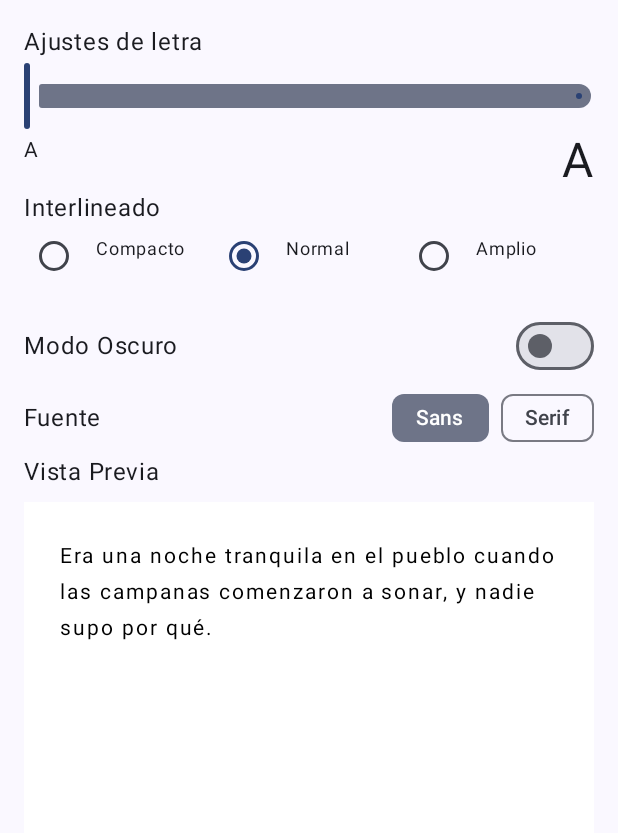
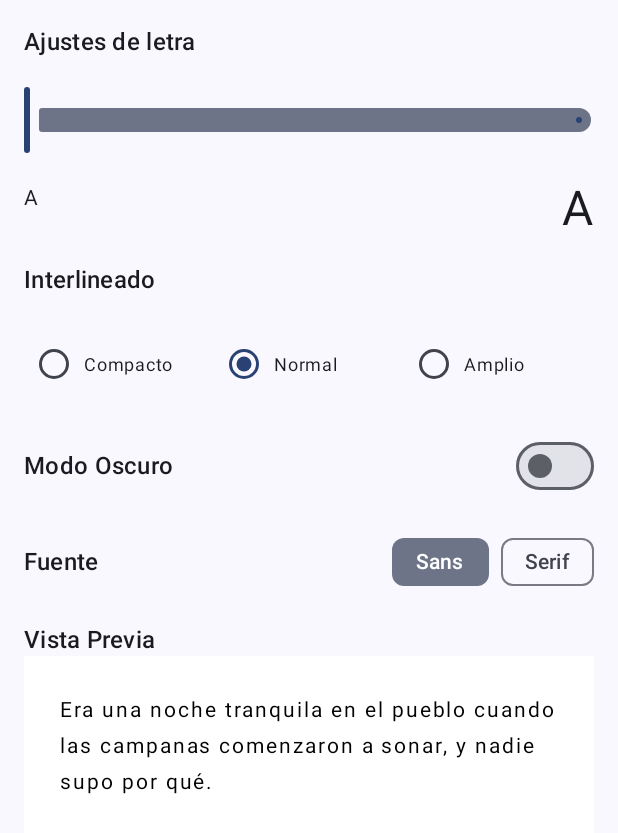
Before and after one commit to dev-marieclaire/Estado, an Android app built with Jetpack Compose: the screen it shows after launch (MainActivity), on a phone screen of 412 x 824 dp. Shown: the top 833 px of the screen. Run offline under Robolectric (Android 15) with nearby library versions, the phone set to English and light mode, and no system bars.

Commit message:
Finalizando práctica

```diff
--- a/app/src/main/java/com/example/estado_claire/model/TextSettingsModel.kt
+++ b/app/src/main/java/com/example/estado_claire/model/TextSettingsModel.kt
@@ -1,16 +1,12 @@
 package com.example.estado_claire.model
 
-import androidx.compose.ui.text.font.Font
-
-enum class Spacing(val label: String, val multiplier: Float)
-{
+enum class Spacing(val label: String, val multiplier: Float) {
     Compact("Compacto", 1.0f),
     Normal("Normal", 1.3f),
     Huge("Amplio", 1.6f)
 }
 
-enum class FontType(val type: Boolean)
-{
+enum class FontType(val isSerif: Boolean) {
     SANS(false),
     SERIF(true)
 }
@@ -20,14 +16,15 @@ data class TextSettingsModel(
     val fontType: FontType = FontType.SANS,
     val spacing: Spacing = Spacing.Normal,
     val obscureMode: Boolean = false
-)
-{
-    val MIN_FONT_SIZE: Float = 14f
-    val MAX_FONT_SIZE: Float = 32f
+) {
+    companion object
+    {
+        const val MIN_FONT_SIZE = 14f
+        const val MAX_FONT_SIZE = 32f
+    }
 
     fun changeFontSize(size: Float): TextSettingsModel =
-        if (size in MIN_FONT_SIZE .. MAX_FONT_SIZE) copy(fontSize = size)
-        else this
+        copy(fontSize = size.coerceIn(MIN_FONT_SIZE, MAX_FONT_SIZE))
 
     fun changeFontType(type: FontType): TextSettingsModel = copy(fontType = type)
 
--- a/app/src/main/java/com/example/estado_claire/view/screens/TextSettingsView.kt
+++ b/app/src/main/java/com/example/estado_claire/view/screens/TextSettingsView.kt
@@ -1,23 +1,9 @@
 package com.example.estado_claire.view.screens
 
 import androidx.compose.foundation.background
-import androidx.compose.foundation.layout.Arrangement
-import androidx.compose.foundation.layout.Box
-import androidx.compose.foundation.layout.Column
-import androidx.compose.foundation.layout.Row
-import androidx.compose.foundation.layout.aspectRatio
-import androidx.compose.foundation.layout.fillMaxSize
-import androidx.compose.foundation.layout.fillMaxWidth
-import androidx.compose.foundation.layout.height
-import androidx.compose.foundation.layout.padding
+import androidx.compose.foundation.layout.*
 import androidx.compose.foundation.selection.selectable
-import androidx.compose.material3.FilterChip
-import androidx.compose.material3.MaterialTheme
-import androidx.compose.material3.RadioButton
-import androidx.compose.material3.Slider
-import androidx.compose.material3.Surface
-import androidx.compose.material3.Switch
-import androidx.compose.material3.Text
+import androidx.compose.material3.*
 import androidx.compose.runtime.Composable
 import androidx.compose.runtime.getValue
 import androidx.compose.ui.Alignment
@@ -26,41 +12,43 @@ import androidx.compose.ui.graphics.Color
 import androidx.compose.ui.semantics.Role
 import androidx.compose.ui.text.font.FontFamily
 import androidx.compose.ui.tooling.preview.Preview
-import androidx.compose.ui.unit.TextUnit
-import androidx.compose.ui.unit.TextUnitType
 import androidx.compose.ui.unit.dp
 import androidx.compose.ui.unit.sp
 import androidx.lifecycle.compose.collectAsStateWithLifecycle
 import androidx.lifecycle.viewmodel.compose.viewModel
 import com.example.estado_claire.model.FontType
 import com.example.estado_claire.model.Spacing
+import com.example.estado_claire.model.TextSettingsModel
 import com.example.estado_claire.viewmodel.TextSettingsViewModel
-import kotlin.ranges.rangeTo
 
 @Composable
 fun TextSettingsView(
     modifier: Modifier = Modifier,
     viewModel: TextSettingsViewModel = viewModel()
-)
-{
+) {
     val settings by viewModel.settings.collectAsStateWithLifecycle()
 
-    Column(modifier.fillMaxWidth().padding(16.dp))
-    {
-        Text("Ajustes de letra")
+    Column(
+        modifier = modifier
+            .fillMaxSize()
+            .padding(16.dp),
+        verticalArrangement = Arrangement.spacedBy(16.dp) // Separación uniforme entre bloques
+    ) {
+        Text("Ajustes de letra", style = MaterialTheme.typography.titleMedium)
+
+        // 1. Usamos las constantes del companion object del modelo en lugar de valores "quemados"
         Slider(
-            settings.fontSize,
+            value = settings.fontSize,
             onValueChange = { viewModel.changeFontSize(it) },
-            valueRange = 14f..32f)
-        Row(Modifier.fillMaxWidth(), horizontalArrangement = Arrangement.SpaceBetween)
-        {
-            Text("A", fontSize = 14.sp)
-            Text("A", fontSize = 32.sp)
+            valueRange = TextSettingsModel.MIN_FONT_SIZE..TextSettingsModel.MAX_FONT_SIZE
+        )
+        Row(Modifier.fillMaxWidth(), horizontalArrangement = Arrangement.SpaceBetween) {
+            Text("A", fontSize = TextSettingsModel.MIN_FONT_SIZE.sp)
+            Text("A", fontSize = TextSettingsModel.MAX_FONT_SIZE.sp)
         }
 
-        Text("Interlineado")
-        Row(Modifier.fillMaxWidth())
-        {
+        Text("Interlineado", style = MaterialTheme.typography.titleMedium)
+        Row(Modifier.fillMaxWidth()) {
             Spacing.entries.forEach { option ->
                 Row(
                     Modifier
@@ -71,84 +59,87 @@ fun TextSettingsView(
                             onClick = { viewModel.changeSpacing(option) },
                             role = Role.RadioButton
                         )
-                        .padding(8.dp)
-                )
-                {
+                        .padding(8.dp),
+                    verticalAlignment = Alignment.CenterVertically // Centrado vertical del RadioButton
+                ) {
                     RadioButton(
                         selected = (settings.spacing == option),
-                        onClick = null
+                        onClick = null // Null porque el Row padre maneja el clic
                     )
                     Text(
                         text = option.label,
                         style = MaterialTheme.typography.bodyLarge,
-                        modifier = Modifier.padding(start = 16.dp),
+                        modifier = Modifier.padding(start = 8.dp),
                         fontSize = 12.sp
                     )
                 }
             }
         }
 
-        Row(Modifier.fillMaxWidth(), horizontalArrangement = Arrangement.SpaceBetween, verticalAlignment = Alignment.CenterVertically)
-        {
-            Text("Modo Oscuro")
-            Switch(settings.obscureMode, onCheckedChange = { viewModel.toggleObscureMode() })
+        Row(
+            Modifier.fillMaxWidth(),
+            horizontalArrangement = Arrangement.SpaceBetween,
+            verticalAlignment = Alignment.CenterVertically
+        ) {
+            Text("Modo Oscuro", style = MaterialTheme.typography.titleMedium)
+            Switch(
+                checked = settings.obscureMode,
+                onCheckedChange = { viewModel.toggleObscureMode() }
+            )
         }
 
-        Row(Modifier.fillMaxWidth(), horizontalArrangement = Arrangement.SpaceBetween, verticalAlignment = Alignment.CenterVertically)
-        {
-            Text("Fuente")
-            Row(horizontalArrangement = Arrangement.spacedBy(8.dp))
-            {
+        Row(
+            Modifier.fillMaxWidth(),
+            horizontalArrangement = Arrangement.SpaceBetween,
+            verticalAlignment = Alignment.CenterVertically
+        ) {
+            Text("Fuente", style = MaterialTheme.typography.titleMedium)
+            Row(horizontalArrangement = Arrangement.spacedBy(8.dp)) {
                 FilterChip(
                     selected = settings.fontType == FontType.SANS,
-                    onClick  = { viewModel.changeFontType(FontType.SANS) },
-                    label    = { Text("Sans") }
+                    onClick = { viewModel.changeFontType(FontType.SANS) },
+                    label = { Text("Sans") }
                 )
                 FilterChip(
                     selected = settings.fontType == FontType.SERIF,
-                    onClick  = { viewModel.changeFontType(FontType.SERIF) },
-                    label    = { Text("Serif") }
+                    onClick = { viewModel.changeFontType(FontType.SERIF) },
+                    label = { Text("Serif") }
                 )
             }
         }
 
+        // Vista Previa
         Column(
-            Modifier
-                .fillMaxWidth()
-                .aspectRatio(1f),
-            Arrangement.spacedBy(8.dp)
-        )
-        {
-            Text("Vista Previa")
-            Box(Modifier.fillMaxSize())
-            {
+            Modifier.fillMaxWidth(),
+            verticalArrangement = Arrangement.spacedBy(8.dp)
+        ) {
+            Text("Vista Previa", style = MaterialTheme.typography.titleMedium)
+            Box(
+                Modifier
+                    .fillMaxWidth()
+                    .aspectRatio(1f)
+                    // 2. Movimos el background y el padding al Box para que el Text sea independiente
+                    .background(color = if (settings.obscureMode) Color.Black else Color.White)
+                    .padding(24.dp)
+            ) {
                 Text(
-                    "Era una noche tranquila en el pueblo cuando las campanas comenzaron a sonar, y nadie supo por qué.",
-                    fontSize = TextUnit(settings.fontSize, TextUnitType.Sp),
-                    letterSpacing = TextUnit(settings.spacing.multiplier, TextUnitType.Sp),
-                    fontFamily =
-                        if(settings.fontType == FontType.SERIF) FontFamily.Serif
-                        else FontFamily.SansSerif,
-                    color = if (settings.obscureMode == true) Color.White
-                    else Color.Black,
-                    modifier = Modifier
-                        .fillMaxSize(1f)
-                        .background(
-                            color = if (settings.obscureMode == true) Color.Black
-                            else Color.White
-                        )
-                        .padding(24.dp)
+                    text = "Era una noche tranquila en el pueblo cuando las campanas comenzaron a sonar, y nadie supo por qué.",
+                    // 3. Usamos la extensión .sp de Compose (mucho más limpio que TextUnit)
+                    fontSize = settings.fontSize.sp,
+                    letterSpacing = settings.spacing.multiplier.sp,
+                    fontFamily = if (settings.fontType == FontType.SERIF) FontFamily.Serif else FontFamily.SansSerif,
+                    color = if (settings.obscureMode) Color.White else Color.Black,
+                    modifier = Modifier.fillMaxSize()
                 )
             }
         }
     }
 }
 
-@Preview
+@Preview(showBackground = true)
 @Composable
-fun PreviewTextSettings()
-{
-    Surface {
-        TextSettingsView(Modifier.fillMaxSize())
+fun PreviewTextSettings() {
+    MaterialTheme {
+        Surface { TextSettingsView() }
     }
 }
```
Also changed, not shown: app/src/main/java/com/example/estado_claire/model/TallerModel.kt (+23 -46 lines), app/src/main/java/com/example/estado_claire/view/screens/FormTallerView.kt (+62 -88 lines), app/src/main/java/com/example/estado_claire/viewmodel/TallerViewModel.kt (+58 -47 lines), app/src/main/java/com/example/estado_claire/viewmodel/TextSettingsViewModel.kt (+10 -11 lines).
